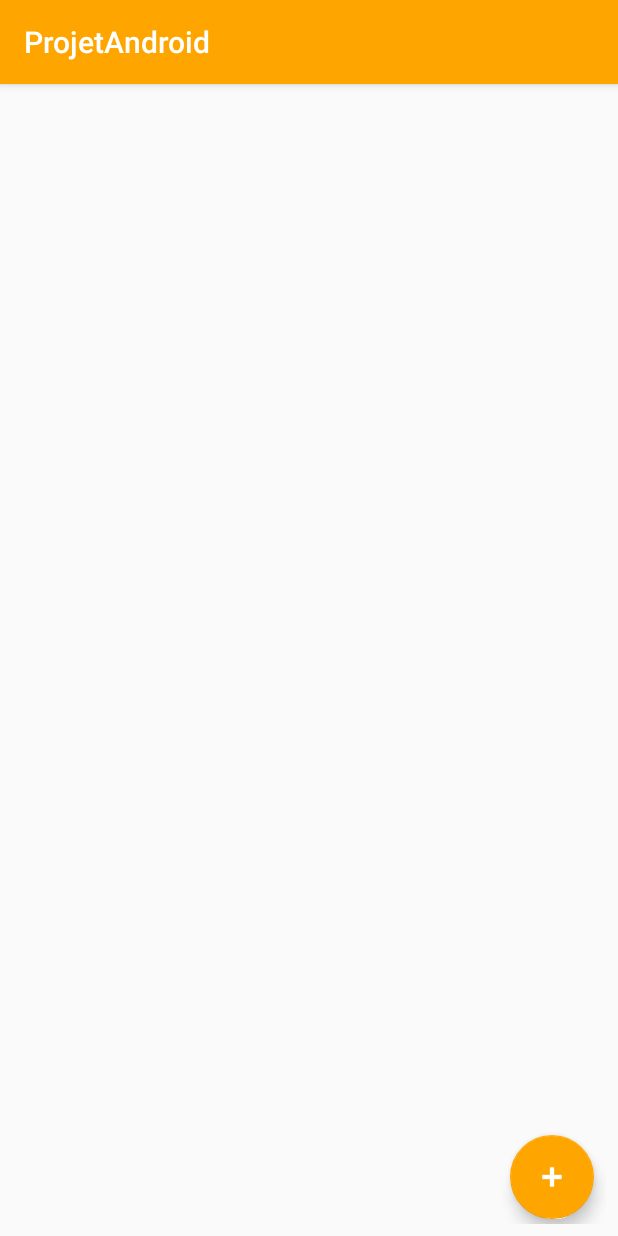
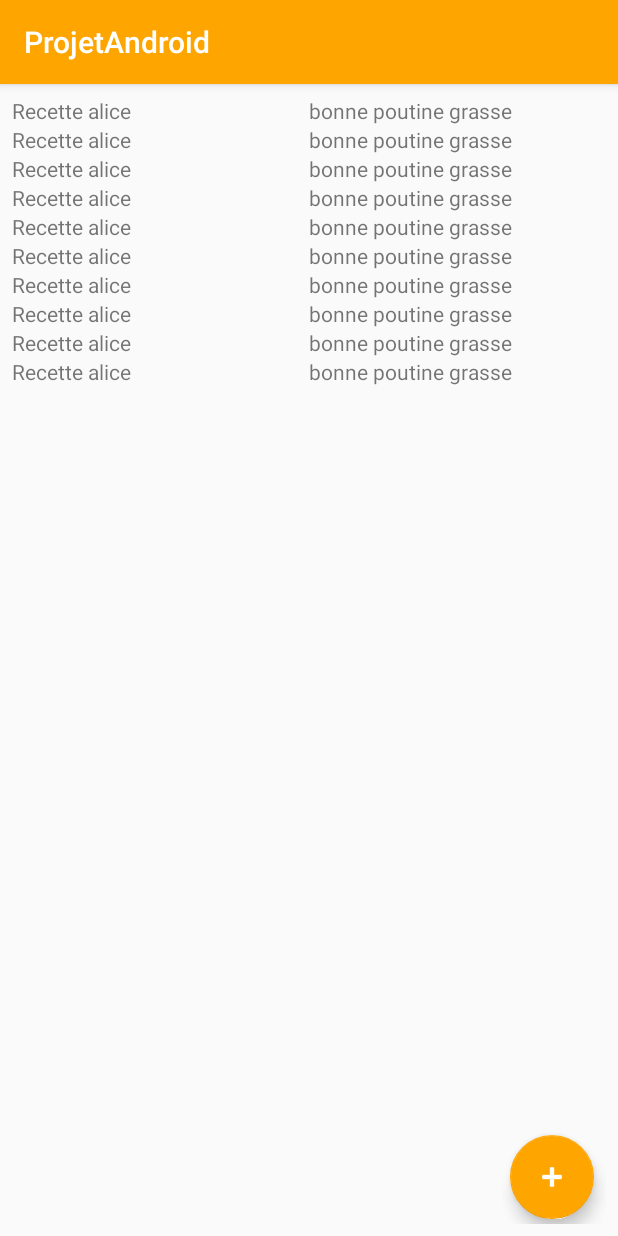
Before and after one commit to Jeepsboucher/ProjetAndroid, an Android app: the screen it shows after launch (HomeActivity), on a phone screen of 412 x 824 dp. Run offline under Robolectric (Android 15) with nearby library versions, the light colour scheme and no system bars.

Commit message:
Version Ok recyclerView

```diff
--- a/Project/app/src/main/java/com/jpetalice/cba533/projetandroid/Adapter.java
+++ b/Project/app/src/main/java/com/jpetalice/cba533/projetandroid/Adapter.java
@@ -1,37 +1,59 @@
 package com.jpetalice.cba533.projetandroid;
 
-import android.support.annotation.NonNull;
+import android.content.Context;
 import android.support.v7.widget.RecyclerView;
+import android.view.LayoutInflater;
 import android.view.View;
 import android.view.ViewGroup;
+import android.widget.TextView;
+
+import java.util.List;
 
 public class Adapter extends RecyclerView.Adapter<Adapter.ViewHolder> {
-    private Recipe[] dataSet;
+    private List<Recipe> dataSet;
 
-    public Adapter(Recipe[] dataSet) {
+    public Adapter(List<Recipe> dataSet) {
         this.dataSet = dataSet;
     }
 
     @Override
     public ViewHolder onCreateViewHolder(ViewGroup parent, int viewType) {
-        return null;
+        Context context = parent.getContext();
+        LayoutInflater inflater = LayoutInflater.from(context);
+
+        View recipeView = inflater.inflate(R.layout.recycler_layout, parent,false);
+
+        ViewHolder viewHolder = new ViewHolder(recipeView);
+        return viewHolder;
     }
 
     @Override
     public void onBindViewHolder(ViewHolder holder, int position) {
+        Recipe recipe = dataSet.get(position);
 
+        TextView textViewName = holder.textView_Name;
+        textViewName.setText(recipe.getName());
+        TextView textViewDescr = holder.textView_Descr;
+        textViewDescr.setText(recipe.getDescr());
     }
 
     @Override
     public int getItemCount() {
 
-        return 0;
+        return dataSet.size();
     }
 
     public class ViewHolder extends RecyclerView.ViewHolder {
 
-        public ViewHolder(View itemView) {
+        public TextView textView_Descr;
+        public TextView textView_Name;
+
+        public ViewHolder(View itemView)
+        {
             super(itemView);
+
+            textView_Descr = (TextView) itemView.findViewById(R.id.textView_description);
+            textView_Name = (TextView) itemView.findViewById(R.id.textView_name);
         }
     }
 }
--- a/Project/app/src/main/java/com/jpetalice/cba533/projetandroid/HomeActivity.java
+++ b/Project/app/src/main/java/com/jpetalice/cba533/projetandroid/HomeActivity.java
@@ -5,27 +5,43 @@ import android.os.Bundle;
 import android.support.v7.widget.LinearLayoutManager;
 import android.support.v7.widget.RecyclerView;
 
+import java.util.ArrayList;
+import java.util.List;
+
 public class HomeActivity extends AppCompatActivity {
     private RecyclerView recyclerView;
     private RecyclerView.Adapter adapter;
     private RecyclerView.LayoutManager layoutManager;
 
-    private Recipe[] dataSet;
+    private List<Recipe> dataSet;
 
     @Override
     protected void onCreate(Bundle savedInstanceState) {
         super.onCreate(savedInstanceState);
         setContentView(R.layout.activity_home);
-
+        dataSet = new ArrayList<>();
         recyclerView = (RecyclerView) findViewById(R.id.recyclerView_recipe);
         recyclerView.setHasFixedSize(true);
         layoutManager = new LinearLayoutManager(this);
         recyclerView.setLayoutManager(layoutManager);
         DatabaseHelper database = new DatabaseHelper(this);
+        Recipe recipeAlice = new Recipe("Recette alice", "bonne poutine grasse");
 
-        Recipe recipeAlice = new Recipe("Recette alice", "bonne poutine grasse");
         database.addRecipe(recipeAlice);
+        dataSet.add(recipeAlice);
+        dataSet.add(recipeAlice);
+        dataSet.add(recipeAlice);
+        dataSet.add(recipeAlice);
+        dataSet.add(recipeAlice);
+        dataSet.add(recipeAlice);
+        dataSet.add(recipeAlice);
+        dataSet.add(recipeAlice);
+        dataSet.add(recipeAlice);
+        dataSet.add(recipeAlice);
+
         adapter = new Adapter(dataSet);
         recyclerView.setAdapter(adapter);
+
+
     }
 }
--- a/Project/app/src/main/res/layout/activity_home.xml
+++ b/Project/app/src/main/res/layout/activity_home.xml
@@ -9,7 +9,7 @@
     <android.support.v7.widget.RecyclerView
         android:id="@+id/recyclerView_recipe"
         android:layout_width="0dp"
-        android:layout_height="495dp"
+        android:layout_height="0dp"
         android:layout_marginBottom="8dp"
         android:layout_marginEnd="8dp"
         android:layout_marginStart="8dp"
--- /dev/null
+++ b/Project/app/src/main/res/layout/recycler_layout.xml
@@ -0,0 +1,17 @@
+<?xml version="1.0" encoding="utf-8"?>
+<LinearLayout xmlns:android="http://schemas.android.com/apk/res/android"
+    android:layout_width="match_parent"
+    android:layout_height="wrap_content">
+
+    <TextView
+        android:id="@+id/textView_name"
+        android:layout_width="0dp"
+        android:layout_height="wrap_content"
+        android:layout_weight="1" />
+
+    <TextView
+        android:id="@+id/textView_description"
+        android:layout_width="0dp"
+        android:layout_height="wrap_content"
+        android:layout_weight="1" />
+</LinearLayout>
```
